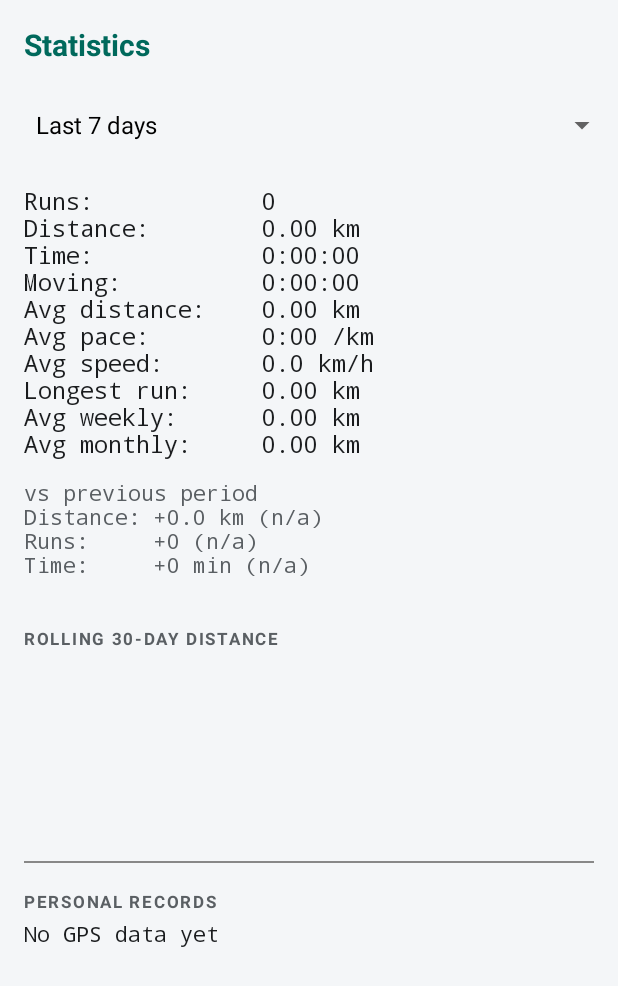
After one commit to i3iorn/personal_running_tracker, an Android app: the StatisticsActivity screen opened directly, with no data from a screen before it, on a phone screen of 412 x 824 dp. The commit adds this screen. Shown: the top 986 px of the screen. Run offline under Robolectric (Android 15) with nearby library versions, the phone set to English and light mode, and no system bars; our stand-ins replace Room's generated code.

Commit message:
Phase C: statistics engine (totals, activity ranges, comparisons, rolling distance, GPS-based personal records) + Statistics screen with range selector, comparison, bar chart, PRs

```diff
--- a/app/src/main/AndroidManifest.xml
+++ b/app/src/main/AndroidManifest.xml
@@ -28,6 +28,7 @@
         </activity>
 
         <activity android:name=".RunDetailActivity" android:exported="false" />
+        <activity android:name=".StatisticsActivity" android:exported="false" />
 
         <!-- Foreground service declared here; implemented in Phase 2. -->
         <service android:name=".tracking.TrackingService" android:exported="false"
--- a/app/src/main/java/dev/schrammel/personal_running_tracker/MainActivity.kt
+++ b/app/src/main/java/dev/schrammel/personal_running_tracker/MainActivity.kt
@@ -117,6 +117,9 @@ class MainActivity : ComponentActivity() {
         binding.finishButton.setOnClickListener { finishRun() }
         binding.discardButton.setOnClickListener { discardRun() }
         binding.profileButton.setOnClickListener { cycleTrackingProfile() }
+        binding.statsButton.setOnClickListener {
+            startActivity(android.content.Intent(this, StatisticsActivity::class.java))
+        }
         binding.exportButton.setOnClickListener { exportData() }
         binding.runHistoryList.setOnItemClickListener { _, _, position, _ ->
             val run = repository.allRuns.value.getOrNull(position) ?: return@setOnItemClickListener
--- /dev/null
+++ b/app/src/main/java/dev/schrammel/personal_running_tracker/StatisticsActivity.kt
@@ -0,0 +1,169 @@
+package dev.schrammel.personal_running_tracker
+
+import android.app.Application
+import android.os.Bundle
+import android.widget.ArrayAdapter
+import android.widget.Spinner
+import android.widget.TextView
+import androidx.appcompat.app.AppCompatActivity
+import androidx.lifecycle.lifecycleScope
+import dev.schrammel.personal_running_tracker.data.AppDatabase
+import dev.schrammel.personal_running_tracker.data.toRecord
+import dev.schrammel.personal_running_tracker.domain.split.GpsPoint
+import dev.schrammel.personal_running_tracker.domain.stats.Comparison
+import dev.schrammel.personal_running_tracker.domain.stats.PersonalRecord
+import dev.schrammel.personal_running_tracker.domain.stats.StatisticsEngine
+import dev.schrammel.personal_running_tracker.domain.stats.Totals
+import dev.schrammel.personal_running_tracker.model.TimeRange
+import kotlinx.coroutines.Dispatchers
+import kotlinx.coroutines.flow.first
+import kotlinx.coroutines.launch
+import kotlinx.coroutines.withContext
+
+/** Statistics section (spec §8): overview, comparison, rolling chart, personal records. */
+class StatisticsActivity : AppCompatActivity() {
+
+    private lateinit var overview: TextView
+    private lateinit var comparisonText: TextView
+    private lateinit var prText: TextView
+    private var selectedRange: TimeRange = TimeRange.LAST_30_DAYS
+
+    override fun onCreate(savedInstanceState: Bundle?) {
+        super.onCreate(savedInstanceState)
+        setContentView(R.layout.activity_statistics)
+        overview = findViewById(R.id.statsOverview)
+        comparisonText = findViewById(R.id.statsComparison)
+        prText = findViewById(R.id.prText)
+
+        val ranges = listOf(
+            TimeRange.LAST_7_DAYS, TimeRange.LAST_30_DAYS, TimeRange.LAST_90_DAYS,
+            TimeRange.LAST_365_DAYS, TimeRange.CURRENT_WEEK, TimeRange.CURRENT_MONTH,
+            TimeRange.CURRENT_YEAR, TimeRange.PREVIOUS_YEAR, TimeRange.ALL_TIME,
+        )
+        val spinner = findViewById<Spinner>(R.id.rangeSpinner)
+        spinner.adapter = ArrayAdapter(
+            this, android.R.layout.simple_spinner_dropdown_item,
+            ranges.map { it.label }
+        )
+        spinner.onItemSelectedListener = object : android.widget.AdapterView.OnItemSelectedListener {
+            override fun onItemSelected(parent: android.widget.AdapterView<*>?, view: android.view.View?, pos: Int, id: Long) {
+                selectedRange = ranges[pos]
+                reload()
+            }
+            override fun onNothingSelected(parent: android.widget.AdapterView<*>?) {}
+        }
+        reload()
+    }
+
+    private fun reload() {
+        lifecycleScope.launch {
+            val db = AppDatabase.getInstance(applicationContext as Application)
+            val now = System.currentTimeMillis()
+            val allRuns = withContext(Dispatchers.IO) { db.runDao().observeAllRuns().first().map { it.toRecord() } }
+
+            val filtered = StatisticsEngine.filterRuns(allRuns, selectedRange, now)
+            val totals = StatisticsEngine.totals(filtered, now)
+            overview.text = formatTotals(totals)
+
+            val previous = previousWindowTotals(allRuns, selectedRange, now)
+            comparisonText.text = if (previous == null) "" else {
+                val c = StatisticsEngine.compare(totals, previous)
+                formatComparison(c)
+            }
+
+            // Rolling 30-day distance chart (independent of the selected range)
+            val rolling = StatisticsEngine.rollingDistance(allRuns, 30, now)
+            findViewById<dev.schrammel.personal_running_tracker.view.BarChartView>(R.id.rollingChart)
+                .setValues(rolling.reversed().map { it.second.toFloat() })
+
+            prText.text = withContext(Dispatchers.IO) { computePersonalRecords(db) }
+        }
+    }
+
+    /** Previous equal-length calendar window for comparison (spec §8.5). */
+    private fun previousWindowTotals(
+        allRuns: List<dev.schrammel.personal_running_tracker.model.RunRecord>,
+        range: TimeRange,
+        now: Long,
+    ): Totals? {
+        val day = 86_400_000L
+        return when (range) {
+            TimeRange.LAST_7_DAYS, TimeRange.LAST_30_DAYS, TimeRange.LAST_90_DAYS, TimeRange.LAST_365_DAYS -> {
+                val len = when (range) {
+                    TimeRange.LAST_7_DAYS -> 7 * day
+                    TimeRange.LAST_30_DAYS -> 30 * day
+                    TimeRange.LAST_90_DAYS -> 90 * day
+                    else -> 365 * day
+                }
+                StatisticsEngine.totals(
+                    allRuns.filter { it.startTimestamp in (now - 2 * len) until (now - len) }, now
+                )
+            }
+            TimeRange.CURRENT_WEEK -> StatisticsEngine.totals(
+                allRuns.filter { it.startTimestamp in ((now - 14 * day)) until (now - 7 * day) }, now
+            )
+            TimeRange.CURRENT_MONTH -> StatisticsEngine.totals(
+                allRuns.filter { it.startTimestamp in ((now - 61 * day)) until (now - 30 * day) }, now
+            )
+            TimeRange.CURRENT_YEAR -> StatisticsEngine.totals(
+                allRuns.filter { it.startTimestamp in ((now - 730 * day)) until (now - 365 * day) }, now
+            )
+            else -> null
+        }
+    }
+
+    /** Best times over standard distances, computed from raw GPS observations (spec §8.3). */
+    private suspend fun computePersonalRecords(db: AppDatabase): String {
+        val targets = listOf(1000.0, 3000.0, 5000.0, 10000.0)
+        val best = mutableMapOf<Double, PersonalRecord>()
+        val runs = db.runDao().observeAllRuns().first()
+        for (run in runs) {
+            val points = db.gpsDao().getGpsForRun(run.id).map {
+                GpsPoint(it.latitude, it.longitude, it.altitudeMeters, it.timestamp)
+            }
+            for (target in targets) {
+                val pr = StatisticsEngine.bestTimeForDistance(points, target, run.id)
+                if (pr != null) {
+                    val cur = best[target]
+                    if (cur == null || pr.bestSeconds < cur.bestSeconds) best[target] = pr
+                }
+            }
+        }
+        if (best.isEmpty()) return "No GPS data yet"
+        return targets.mapNotNull { t ->
+            best[t]?.let { "%5.1f km  %d:%02d".format(t / 1000.0, it.bestSeconds / 60, it.bestSeconds % 60) }
+        }.joinToString("\n")
+    }
+
+    private fun formatTotals(t: Totals): String {
+        fun hms(s: Long) = "%d:%02d:%02d".format(s / 3600, (s % 3600) / 60, s % 60)
+        return buildString {
+            append("Runs:            %d\n".format(t.runCount))
+            append("Distance:        %.2f km\n".format(t.totalDistanceMeters / 1000.0))
+            append("Time:            %s\n".format(hms(t.totalElapsedSeconds)))
+            append("Moving:          %s\n".format(hms(t.totalMovingSeconds)))
+            append("Avg distance:    %.2f km\n".format(t.averageDistanceMeters / 1000.0))
+            append("Avg pace:        %d:%02d /km\n".format(
+                (t.averagePaceSecondsPerKm / 60).toInt(), (t.averagePaceSecondsPerKm % 60).toInt()))
+            append("Avg speed:       %.1f km/h\n".format(t.averageSpeedMetersPerSecond * 3.6))
+            append("Longest run:     %.2f km\n".format(t.longestRunMeters / 1000.0))
+            t.fastestRunPaceSecondsPerKm?.let {
+                append("Fastest run:     %d:%02d /km\n".format((it / 60).toInt(), (it % 60).toInt()))
+            }
+            append("Avg weekly:      %.2f km\n".format(t.averageWeeklyDistanceMeters / 1000.0))
+            append("Avg monthly:     %.2f km".format(t.averageMonthlyDistanceMeters / 1000.0))
+        }
+    }
+
+    private fun formatComparison(c: Comparison): String {
+        fun pct(v: Double?): String = if (v == null) "n/a" else "%+.1f%%".format(v)
+        return buildString {
+            append("vs previous period\n")
+            append("Distance: %+.1f km (%s)\n".format(c.absoluteDeltaDistanceMeters / 1000.0, pct(c.percentDeltaDistance)))
+            append("Runs:     %+d (%s)\n".format(c.absoluteDeltaRuns, pct(c.percentDeltaRuns)))
+            append("Time:     %+.0f min (%s)\n".format(c.absoluteDeltaSeconds / 60.0, pct(c.percentDeltaSeconds)))
+            c.percentDeltaPace?.let { append("Pace:     %s (negative = faster)\n".format(pct(it))) }
+            c.percentDeltaSpeed?.let { append("Speed:    %s".format(pct(it))) }
+        }
+    }
+}
--- /dev/null
+++ b/app/src/main/java/dev/schrammel/personal_running_tracker/domain/stats/StatisticsEngine.kt
@@ -0,0 +1,216 @@
+package dev.schrammel.personal_running_tracker.domain.stats
+
+import dev.schrammel.personal_running_tracker.model.TimeRange
+import java.util.Calendar
+import java.util.TimeZone
+import kotlin.math.max
+
+/** Aggregated statistics over a selection of runs, per spec §8. */
+data class Totals(
+    val runCount: Int,
+    val totalDistanceMeters: Double,
+    val totalElapsedSeconds: Long,
+    val totalMovingSeconds: Long,
+    val averageDistanceMeters: Double,
+    val averageDurationSeconds: Long,
+    val averagePaceSecondsPerKm: Double,   // distance-weighted
+    val averageSpeedMetersPerSecond: Double,
+    val longestRunMeters: Double,
+    val fastestRunPaceSecondsPerKm: Double?, // lowest pace; null when no runs
+    val averageWeeklyDistanceMeters: Double,
+    val averageMonthlyDistanceMeters: Double,
+)
+
+data class Comparison(
+    val absoluteDeltaDistanceMeters: Double,
+    val percentDeltaDistance: Double?,      // null when base is zero
+    val absoluteDeltaRuns: Int,
+    val percentDeltaRuns: Double?,
+    val absoluteDeltaSeconds: Long,
+    val percentDeltaSeconds: Double?,
+    val percentDeltaPace: Double?,          // negative = faster; null when base pace zero
+    val percentDeltaSpeed: Double?,
+)
+
+data class PersonalRecord(
+    val distanceMeters: Double,
+    val bestSeconds: Long,
+    val paceSecondsPerKm: Double,
+    val runId: Long,
+)
+
+object StatisticsEngine {
+
+    /** Inclusive start / exclusive end timestamps (ms) for a named range, or null for all time. */
+    fun rangeBounds(range: TimeRange, nowMs: Long, customStartMs: Long = 0, customEndMs: Long = Long.MAX_VALUE): Pair<Long, Long>? {
+        val cal = Calendar.getInstance(TimeZone.getTimeZone("UTC")).apply { timeInMillis = nowMs }
+        return when (range) {
+            TimeRange.ALL_TIME -> null
+            TimeRange.CUSTOM -> customStartMs to customEndMs
+            TimeRange.LAST_7_DAYS -> nowMs - 7L * DAY_MS to nowMs
+            TimeRange.LAST_30_DAYS -> nowMs - 30L * DAY_MS to nowMs
+            TimeRange.LAST_90_DAYS -> nowMs - 90L * DAY_MS to nowMs
+            TimeRange.LAST_365_DAYS -> nowMs - 365L * DAY_MS to nowMs
+            TimeRange.CURRENT_WEEK -> {
+                cal.set(Calendar.HOUR_OF_DAY, 0); cal.set(Calendar.MINUTE, 0)
+                cal.set(Calendar.SECOND, 0); cal.set(Calendar.MILLISECOND, 0)
+                cal.set(Calendar.DAY_OF_WEEK, cal.firstDayOfWeek)
+                cal.timeInMillis to nowMs
+            }
+            TimeRange.CURRENT_MONTH -> {
+                cal.set(Calendar.HOUR_OF_DAY, 0); cal.set(Calendar.MINUTE, 0)
+                cal.set(Calendar.SECOND, 0); cal.set(Calendar.MILLISECOND, 0)
+                cal.set(Calendar.DAY_OF_MONTH, 1)
+                cal.timeInMillis to nowMs
+            }
+            TimeRange.CURRENT_YEAR -> {
+                cal.set(Calendar.HOUR_OF_DAY, 0); cal.set(Calendar.MINUTE, 0)
+                cal.set(Calendar.SECOND, 0); cal.set(Calendar.MILLISECOND, 0)
+                cal.set(Calendar.DAY_OF_YEAR, 1)
+                cal.timeInMillis to nowMs
+            }
+            TimeRange.PREVIOUS_YEAR -> {
+                cal.set(Calendar.HOUR_OF_DAY, 0); cal.set(Calendar.MINUTE, 0)
+                cal.set(Calendar.SECOND, 0); cal.set(Calendar.MILLISECOND, 0)
+                cal.set(Calendar.DAY_OF_YEAR, 1)
+                val start = cal.timeInMillis
+                cal.add(Calendar.YEAR, -1)
+                cal.timeInMillis to start
+            }
+        }
+    }
+
+    fun filterRuns(
+        runs: List<dev.schrammel.personal_running_tracker.model.RunRecord>,
+        range: TimeRange,
+        nowMs: Long,
+        customStartMs: Long = 0,
+        customEndMs: Long = Long.MAX_VALUE,
+    ): List<dev.schrammel.personal_running_tracker.model.RunRecord> {
+        val bounds = rangeBounds(range, nowMs, customStartMs, customEndMs) ?: return runs
+        return runs.filter { it.startTimestamp in bounds.first until bounds.second }
+    }
+
+    fun totals(runs: List<dev.schrammel.personal_running_tracker.model.RunRecord>, nowMs: Long): Totals {
+        if (runs.isEmpty()) return Totals(
+            runCount = 0, totalDistanceMeters = 0.0, totalElapsedSeconds = 0, totalMovingSeconds = 0,
+            averageDistanceMeters = 0.0, averageDurationSeconds = 0, averagePaceSecondsPerKm = 0.0,
+            averageSpeedMetersPerSecond = 0.0, longestRunMeters = 0.0, fastestRunPaceSecondsPerKm = null,
+            averageWeeklyDistanceMeters = 0.0, averageMonthlyDistanceMeters = 0.0,
+        )
+        val totalDistance = runs.sumOf { it.distanceMeters }
+        val totalSeconds = runs.sumOf { it.elapsedDurationSeconds }
+        val movingSeconds = runs.sumOf { it.movingDurationSeconds }
+        // Distance-weighted average pace: total time / total distance
+        val avgPacePerKm = if (totalDistance > 0.0) totalSeconds / totalDistance * 1000.0 else 0.0
+        val fastest = runs.filter { it.distanceMeters > 0.0 }
+            .minByOrNull { it.averagePaceSecondsPerMeter }
+            ?.let { it.averagePaceSecondsPerMeter * 1000.0 }
+        val spanMs = max(nowMs - runs.minOf { it.startTimestamp }, DAY_MS)
+        return Totals(
+            runCount = runs.size,
+            totalDistanceMeters = totalDistance,
+            totalElapsedSeconds = totalSeconds,
+            totalMovingSeconds = movingSeconds,
+            averageDistanceMeters = totalDistance / runs.size,
+            averageDurationSeconds = totalSeconds / runs.size,
+            averagePaceSecondsPerKm = avgPacePerKm,
+            averageSpeedMetersPerSecond = if (totalSeconds > 0) totalDistance / totalSeconds else 0.0,
+            longestRunMeters = runs.maxOf { it.distanceMeters },
+            fastestRunPaceSecondsPerKm = fastest,
+            averageWeeklyDistanceMeters = totalDistance / (spanMs / WEEK_MS.toDouble()),
+            averageMonthlyDistanceMeters = totalDistance / (spanMs / (30.44 * DAY_MS)),
+        )
+    }
+
+    /** Absolute + percentage deltas; percentage null when the base value is zero. */
+    fun compare(
+        current: Totals,
+        previous: Totals,
+    ): Comparison = Comparison(
+        absoluteDeltaDistanceMeters = current.totalDistanceMeters - previous.totalDistanceMeters,
+        percentDeltaDistance = percent(current.totalDistanceMeters, previous.totalDistanceMeters),
+        absoluteDeltaRuns = current.runCount - previous.runCount,
+        percentDeltaRuns = percent(current.runCount.toDouble(), previous.runCount.toDouble()),
+        absoluteDeltaSeconds = current.totalElapsedSeconds - previous.totalElapsedSeconds,
+        percentDeltaSeconds = percent(current.totalElapsedSeconds.toDouble(), previous.totalElapsedSeconds.toDouble()),
+        percentDeltaPace = if (current.averagePaceSecondsPerKm > 0 && previous.averagePaceSecondsPerKm > 0) {
+            (current.averagePaceSecondsPerKm / previous.averagePaceSecondsPerKm - 1) * 100
+        } else null,
+        percentDeltaSpeed = if (current.averageSpeedMetersPerSecond > 0 && previous.averageSpeedMetersPerSecond > 0) {
+            (current.averageSpeedMetersPerSecond / previous.averageSpeedMetersPerSecond - 1) * 100
+        } else null,
+    )
+
+    /** Rolling distance over the `windowDays` preceding each day boundary. */
+    fun rollingDistance(
+        runs: List<dev.schrammel.personal_running_tracker.model.RunRecord>,
+        windowDays: Int,
+        nowMs: Long,
+    ): List<Pair<Long, Double>> {
+        require(windowDays > 0) { "windowDays must be positive" }
+        val dayMs = DAY_MS
+        val result = mutableListOf<Pair<Long, Double>>()
+        for (dayEnd in (nowMs downTo nowMs - windowDays * dayMs * 3L) step dayMs) {
+            val windowStart = dayEnd - windowDays * dayMs
+            val d = runs.filter { it.startTimestamp in windowStart until dayEnd }
+                .sumOf { it.distanceMeters }
+            result.add(dayEnd to d)
+        }
+        return result
+    }
+
+    /**
+     * Personal records over arbitrary distances, computed from raw GPS points
+     * (sliding time window over the route), per spec §8.3.
+     */
+    fun bestTimeForDistance(
+        points: List<dev.schrammel.personal_running_tracker.domain.split.GpsPoint>,
+        targetMeters: Double,
+        runId: Long,
+    ): PersonalRecord? {
+        if (points.size < 2 || targetMeters <= 0.0) return null
+        val ordered = points.sortedBy { it.timestampMs }
+        var head = 0
+        var distance = 0.0
+        var best: PersonalRecord? = null
+        for (tail in 1 until ordered.size) {
+            distance += metersBetween(ordered[tail - 1], ordered[tail])
+            // Record the window [head..tail] BEFORE trimming it past the target,
+            // otherwise the head can jump over the boundary without ever qualifying.
+            if (distance >= targetMeters - 0.01) {
+                val seconds = (ordered[tail].timestampMs - ordered[head].timestampMs) / 1000L
+                if (seconds > 0 && (best == null || seconds < best.bestSeconds)) {
+                    best = PersonalRecord(
+                        distanceMeters = targetMeters,
+                        bestSeconds = seconds,
+                        paceSecondsPerKm = seconds / (targetMeters / 1000.0),
+                        runId = runId,
+                    )
+                }
+            }
+            while (distance > targetMeters + 0.5 && head < tail) {
+                distance -= metersBetween(ordered[head], ordered[head + 1])
+                head++
+            }
+        }
+        return best
+    }
+
+    private fun percent(current: Double, base: Double): Double? =
+        if (base != 0.0) (current / base - 1) * 100 else null
+
+    private fun metersBetween(a: dev.schrammel.personal_running_tracker.domain.split.GpsPoint,
+                              b: dev.schrammel.personal_running_tracker.domain.split.GpsPoint): Double {
+        val r = 6378137.0
+        val dLat = Math.toRadians(b.latitude - a.latitude)
+        val dLng = Math.toRadians(b.longitude - a.longitude)
+        val h = Math.sin(dLat / 2) * Math.sin(dLat / 2) +
+            Math.cos(Math.toRadians(a.latitude)) * Math.cos(Math.toRadians(b.latitude)) *
+            Math.sin(dLng / 2) * Math.sin(dLng / 2)
+        return (2 * r * Math.atan2(Math.sqrt(h), Math.sqrt(1 - h))).coerceAtLeast(0.0)
+    }
+
+    private const val DAY_MS = 86_400_000L
+    private const val WEEK_MS = 7L * 86_400_000L
+}
--- /dev/null
+++ b/app/src/main/java/dev/schrammel/personal_running_tracker/view/BarChartView.kt
@@ -0,0 +1,41 @@
+package dev.schrammel.personal_running_tracker.view
+
+import android.content.Context
+import android.graphics.Canvas
+import android.graphics.Color
+import android.graphics.Paint
+import android.util.AttributeSet
+import android.view.View
+
+/** Minimal bar chart for rolling distance; pure Canvas, no chart library. */
+class BarChartView @JvmOverloads constructor(
+    context: Context,
+    attrs: AttributeSet? = null,
+) : View(context, attrs) {
+
+    private var values: List<Float> = emptyList()
+    private val barPaint = Paint().apply { color = Color.parseColor("#2E7D32") }
+    private val axisPaint = Paint().apply {
+        color = Color.GRAY; strokeWidth = 2f
+    }
+
+    fun setValues(newValues: List<Float>) {
+        values = newValues
+        invalidate()
+    }
+
+    override fun onDraw(canvas: Canvas) {
+        super.onDraw(canvas)
+        if (values.isEmpty()) return
+        canvas.drawLine(0f, height - 4f, width.toFloat(), height - 4f, axisPaint)
+        val maxV = values.max().coerceAtLeast(1f)
+        val n = values.size
+        val barWidth = width.toFloat() / n
+        for ((i, v) in values.withIndex()) {
+            val barHeight = (height - 8f) * (v / maxV)
+            val left = i * barWidth + barWidth * 0.15f
+            val right = (i + 1) * barWidth - barWidth * 0.15f
+            canvas.drawRect(left, height - 4f - barHeight, right, height - 4f, barPaint)
+        }
+    }
+}
--- /dev/null
+++ b/app/src/main/res/layout/activity_statistics.xml
@@ -0,0 +1,89 @@
+<?xml version="1.0" encoding="utf-8"?>
+<LinearLayout xmlns:android="http://schemas.android.com/apk/res/android"
+    android:layout_width="match_parent"
+    android:layout_height="match_parent"
+    android:orientation="vertical"
+    android:fitsSystemWindows="true"
+    android:background="@color/rt_background">
+
+    <TextView
+        android:layout_width="match_parent"
+        android:layout_height="wrap_content"
+        android:padding="16dp"
+        android:text="Statistics"
+        android:textColor="@color/rt_primary"
+        android:textSize="20sp"
+        android:textStyle="bold" />
+
+    <Spinner
+        android:id="@+id/rangeSpinner"
+        android:layout_width="match_parent"
+        android:layout_height="wrap_content"
+        android:paddingStart="16dp"
+        android:paddingEnd="16dp" />
+
+    <ScrollView
+        android:layout_width="match_parent"
+        android:layout_height="0dp"
+        android:layout_weight="1">
+
+        <LinearLayout
+            android:layout_width="match_parent"
+            android:layout_height="wrap_content"
+            android:orientation="vertical"
+            android:padding="16dp">
+
+            <TextView
+                android:id="@+id/statsOverview"
+                android:layout_width="match_parent"
+                android:layout_height="wrap_content"
+                android:textSize="15sp"
+                android:textColor="@color/rt_on_surface"
+                android:fontFamily="monospace" />
+
+            <TextView
+                android:id="@+id/statsComparison"
+                android:layout_width="match_parent"
+                android:layout_height="wrap_content"
+                android:layout_marginTop="12dp"
+                android:textSize="14sp"
+                android:textColor="@color/rt_on_surface_variant"
+                android:fontFamily="monospace" />
+
+            <TextView
+                android:layout_width="match_parent"
+                android:layout_height="wrap_content"
+                android:layout_marginTop="16dp"
+                android:text="ROLLING 30-DAY DISTANCE"
+                android:textSize="11sp"
+                android:textStyle="bold"
+                android:letterSpacing="0.1"
+                android:textColor="@color/rt_on_surface_variant" />
+
+            <dev.schrammel.personal_running_tracker.view.BarChartView
+                android:id="@+id/rollingChart"
+                android:layout_width="match_parent"
+                android:layout_height="140dp"
+                android:layout_marginTop="4dp" />
+
+            <TextView
+                android:layout_width="match_parent"
+                android:layout_height="wrap_content"
+                android:layout_marginTop="16dp"
+                android:text="PERSONAL RECORDS"
+                android:textSize="11sp"
+                android:textStyle="bold"
+                android:letterSpacing="0.1"
+                android:textColor="@color/rt_on_surface_variant" />
+
+            <TextView
+                android:id="@+id/prText"
+                android:layout_width="match_parent"
+                android:layout_height="wrap_content"
+                android:layout_marginTop="4dp"
+                android:textSize="14sp"
+                android:textColor="@color/rt_on_surface"
+                android:fontFamily="monospace" />
+        </LinearLayout>
+    </ScrollView>
+</LinearLayout>
```
Also changed, not shown: app/src/main/res/layout/activity_main.xml (+8 -0 lines), 1 other file.
